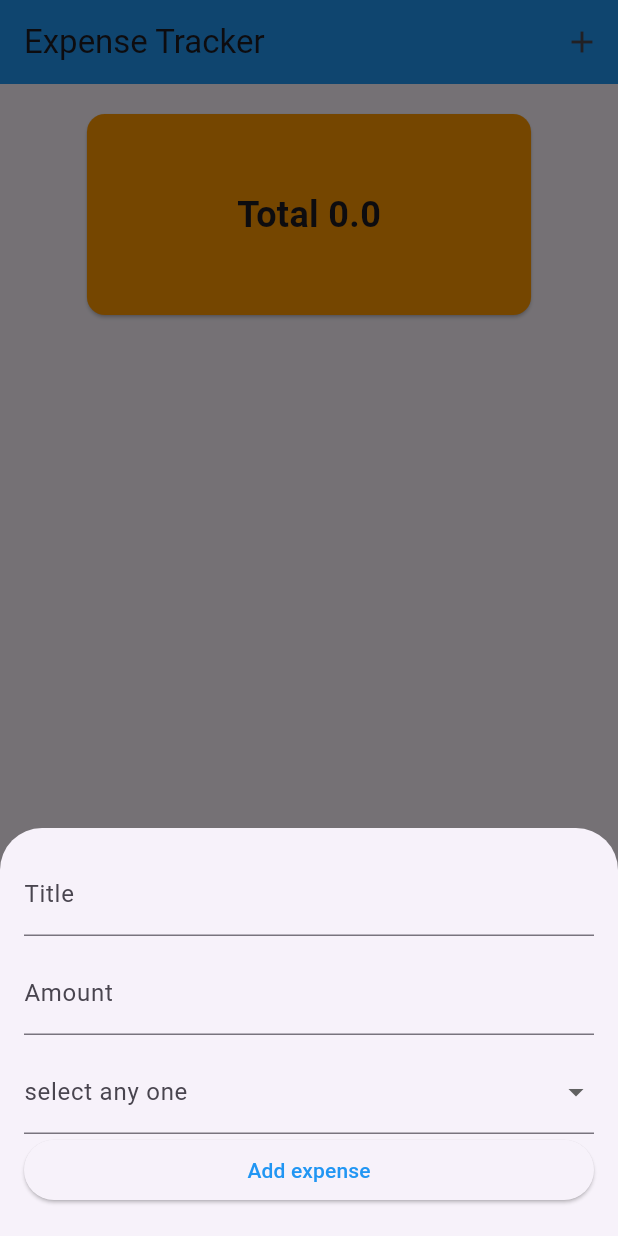
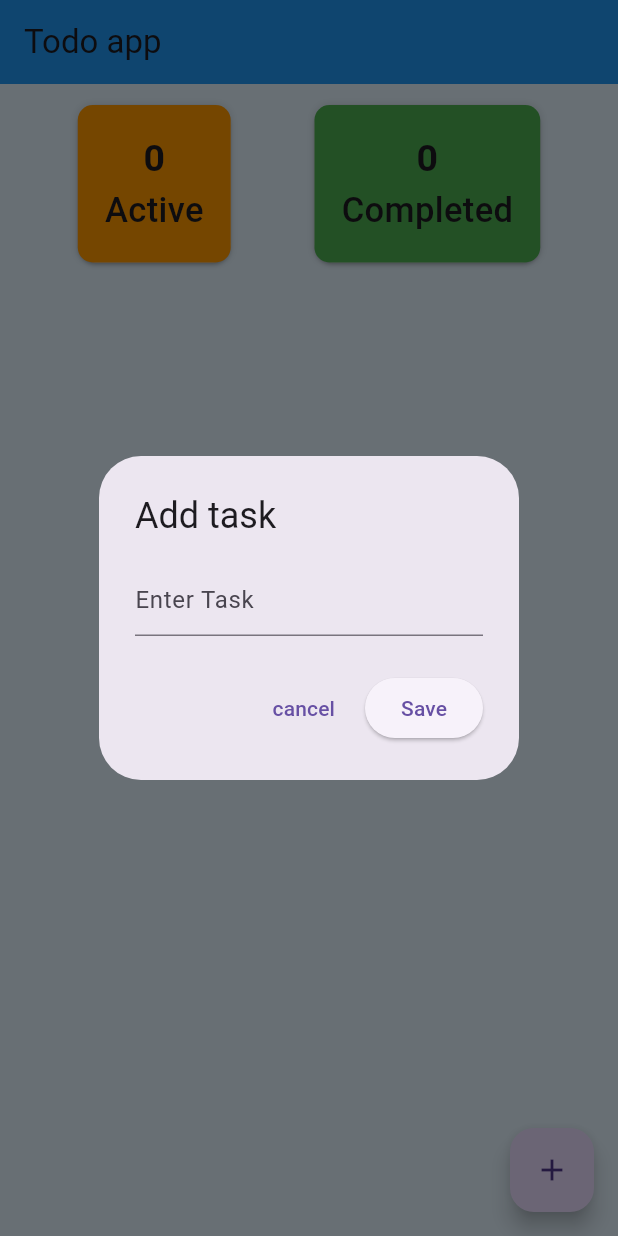
Before and after one commit to Hridoy141/flutter_all, a Flutter app: the screen it shows after launch, after a tap on the "add" icon, on a phone screen of 412 x 824 dp. Run offline on Flutter 3.47's test engine with Material 3 defaults, Android fonts, the phone set to English and light mode, and no system bars; our stand-ins replace device_preview, flutter_screenutil.

Commit message:
module_12 class_2

```diff
--- a/lib/app.dart
+++ b/lib/app.dart
@@ -12,6 +12,7 @@
 
 import 'module 9 class 3.dart';
 import 'module_12/class_1.dart';
+import 'module_12/class_2.dart';
 import 'module_9_class_2.dart';
 import 'module_9_mediaQuery.dart';
 import 'module_9_todo.dart';
@@ -33,7 +34,7 @@
           home: child,
         );
       },
-      child: const ExpenseTracker(),
+      child: const TodoScreen(),
     );
   }
 
--- /dev/null
+++ b/lib/module_12/class_2.dart
@@ -0,0 +1,234 @@
+import 'package:flutter/material.dart';
+
+class TodoScreen extends StatefulWidget {
+  const TodoScreen({super.key});
+
+  @override
+  State<TodoScreen> createState() => _TodoScreenState();
+}
+
+class _TodoScreenState extends State<TodoScreen> {
+  List<Map<String, dynamic>> tasks = [];
+  bool showActiveTask = true;
+
+  void _addTask(String task) {
+    setState(() {
+      tasks.add({'task': task, 'completed': false});
+      Navigator.pop(context);
+    });
+  }
+  void editTask(int index, String updateTask) {
+    setState(() {
+     tasks [index]['task'] = updateTask;
+      Navigator.pop(context);
+    });
+  }
+
+  void _showTaskDialog({int? index}) {
+    TextEditingController _taskController = TextEditingController(
+        text: index != null ? tasks[index]['task'] : '');
+
+    showDialog(
+      context: context,
+      builder:
+          (context) => AlertDialog(
+            title: Text(index != null ? 'Edit Task' : 'Add task'),
+            content: TextField(
+              controller: _taskController,
+              decoration: InputDecoration(hintText: 'Enter Task'),
+            ),
+            actions: [
+              TextButton(
+                onPressed: () {
+                  Navigator.pop(context);
+                },
+                child: Text('cancel'),
+              ),
+              ElevatedButton(
+                style: ElevatedButton.styleFrom(shape: StadiumBorder()),
+                onPressed: () {
+                  if (_taskController.text.trim().isNotEmpty) {
+                    if (index != null){
+                      editTask(index,_taskController.text);
+                    }else{
+                      _addTask(_taskController.text);
+                    }
+
+                  }
+                },
+                child: Text('Save'),
+              ),
+            ],
+          ),
+    );
+  }
+
+  void toggleTaskStatus(int index) {
+    setState(() {
+      tasks[index]['completed'] = !tasks[index]['completed'];
+    });
+  }
+
+  void deletetask(int index) {
+    setState(() {
+      tasks.removeAt(index);
+    });
+  }
+
+  int get activeCount => tasks.where((task) => !task['completed']).length;
+  int get completedCount => tasks.where((task) => task['completed']).length;
+
+  @override
+  Widget build(BuildContext context) {
+    List<Map<String, dynamic>> filteredTasks =
+        tasks.where((task) => task['completed'] != showActiveTask).toList();
+    return Scaffold(
+      backgroundColor: Colors.blue.shade50,
+      appBar: AppBar(backgroundColor: Colors.blue, title: Text('Todo app')),
+      body: Column(
+        children: [
+          SizedBox(height: 10),
+          Row(
+            mainAxisAlignment: MainAxisAlignment.spaceEvenly,
+            children: [
+              InkWell(
+                onTap: () {
+                  setState(() {
+                    showActiveTask = true;
+                  });
+                },
+                child: Card(
+                  child: Container(
+                    decoration: BoxDecoration(
+                      color: Colors.orange,
+                      borderRadius: BorderRadius.circular(10),
+                      boxShadow: [
+                        BoxShadow(color: Colors.black12, blurRadius: 4),
+                      ],
+                    ),
+                    child: Padding(
+                      padding: const EdgeInsets.all(18.0),
+
+                      child: Column(
+                        children: [
+                          Text(
+                            activeCount.toString(),
+                            style: TextStyle(
+                              fontSize: 25,
+                              fontWeight: FontWeight.bold,
+                            ),
+                          ),
+                          Text(
+                            'Active',
+                            style: TextStyle(
+                              fontSize: 23,
+                              fontWeight: FontWeight.w500,
+                            ),
+                          ),
+                        ],
+                      ),
+                    ),
+                  ),
+                ),
+              ),
+              InkWell(
+                onTap: () {
+                  setState(() {
+                    showActiveTask = false;
+                  });
+                },
+
+                child: Card(
+                  child: Container(
+                    decoration: BoxDecoration(
+                      color: Colors.green,
+                      borderRadius: BorderRadius.circular(10),
+                      boxShadow: [
+                        BoxShadow(color: Colors.black12, blurRadius: 4),
+                      ],
+                    ),
+                    child: Padding(
+                      padding: const EdgeInsets.all(18.0),
+
+                      child: Column(
+                        children: [
+                          Text(
+                            completedCount.toString(),
+                            style: TextStyle(
+                              fontSize: 25,
+                              fontWeight: FontWeight.bold,
+                            ),
+                          ),
+                          Text(
+                            'Completed',
+                            style: TextStyle(
+                              fontSize: 23,
+                              fontWeight: FontWeight.w500,
+                            ),
+                          ),
+                        ],
+                      ),
+                    ),
+                  ),
+                ),
+              ),
+            ],
+          ),
+          Expanded(
+            child: ListView.builder(
+              itemCount: filteredTasks.length,
+              itemBuilder: (context, index) {
+                return Dismissible(
+                  key: Key(UniqueKey().toString()),
+                  background: Container(
+                    color: Colors.green,
+                    child: Icon(Icons.check_box, color: Colors.white),
+                  ),
+                  secondaryBackground: Container(
+                    color: Colors.red,
+                    child: Icon(Icons.delete, color: Colors.white),
+                  ),
+                  onDismissed: (direction) {
+                    if (direction == DismissDirection.startToEnd) {
+                      // task com
+                      toggleTaskStatus(index);
+                    } else {
+                      // delete task
+                      deletetask(index);
+                    }
+                  },
+                  child: Card(
+                    child: ListTile(
+                      title: Text(
+                        filteredTasks[index]['task'],
+                        style: TextStyle(
+                          fontSize: 16,
+                          decoration:
+                              filteredTasks[index]['completed']
+                                  ? TextDecoration.lineThrough
+                                  : null,
+                        ),
+                      ),
+                    leading: Checkbox(
+                      shape: CircleBorder(),
+                      value: filteredTasks[index]['completed'],
+                      onChanged: (value) => toggleTaskStatus(index),
+                    ),
+                    trailing: IconButton(
+                      onPressed: () => _showTaskDialog(index: index),
+                      icon: Icon(Icons.edit),
+                    ),
+                  ),
+                ),
+                );
+              }),
+          )
+        ],
+      ),
+      floatingActionButton: FloatingActionButton(
+        onPressed: () => _showTaskDialog(),
+        child: Icon(Icons.add),
+      ),
+    );
+  }
+}
```
